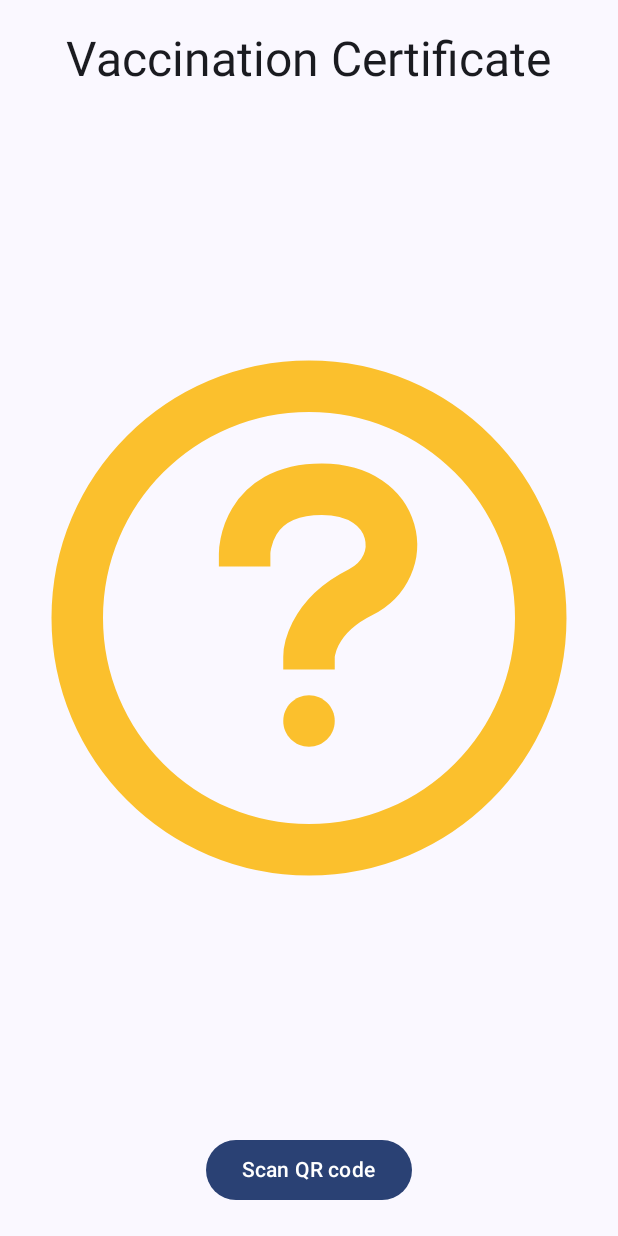
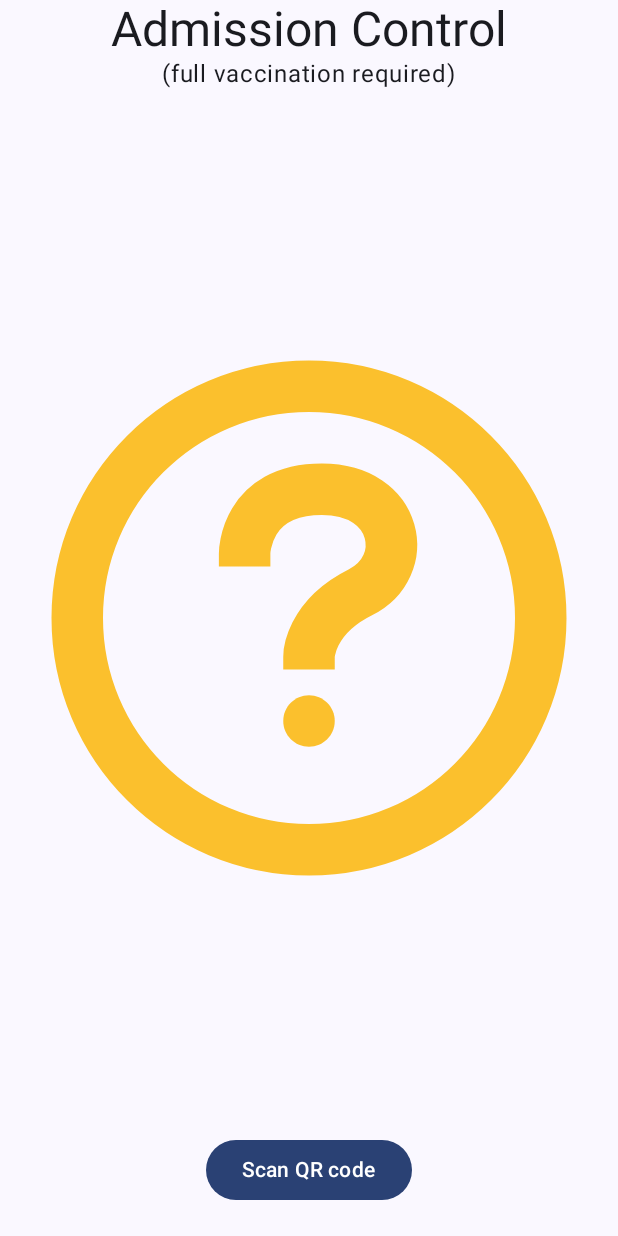
Before and after one commit to gematik/MobileVerifier, an Android app built with Jetpack Compose: the screen it shows after launch (MainActivity), after a tap on "Scan QR code", on a phone screen of 412 x 824 dp. Run offline under Robolectric (Android 15) with nearby library versions, the phone set to English and light mode, and no system bars; libraries missing offline, so code that uses them is left out: com.journeyapps.barcodescanner; 3 statements that could not run were skipped.

```diff
--- a/app/src/main/java/de/gematik/security/mobileverifier/Controller.kt
+++ b/app/src/main/java/de/gematik/security/mobileverifier/Controller.kt
@@ -11,7 +11,7 @@ import java.net.URI
 class Controller(val mainActivity: MainActivity) {
     val TAG = Controller::class.java.name
 
-    fun acceptInvitation(invitation: Invitation, updateState: (State) -> Unit) {
+    fun acceptInvitation(invitation: Invitation, updateState: (VerificationResult) -> Unit) {
         mainActivity.lifecycleScope.launch {
             invitation.service[0].serviceEndpoint?.let { serviceEndpoint ->
                 Log.d(TAG, "invitation accepted from ${serviceEndpoint.host}")
@@ -34,7 +34,7 @@ class Controller(val mainActivity: MainActivity) {
     private suspend fun handleIncomingMessage(
         protocolInstance: PresentationExchangeVerifierProtocol,
         message: LdObject,
-        updateState: (State) -> Unit
+        updateState: (VerificationResult) -> Unit
     ): Boolean {
         val type = message.type ?: return true //ignore
         return when {
@@ -104,47 +104,80 @@ class Controller(val mainActivity: MainActivity) {
     private suspend fun handlePresentationSubmit(
         protocolInstance: PresentationExchangeVerifierProtocol,
         presentationSubmit: PresentationSubmit,
-        updateState: (State) -> Unit
+        updateState: (VerificationResult) -> Unit
     ): Boolean {
-        val isSuccess = verifyPresentation(presentationSubmit.presentation)
-        updateState(if (isSuccess) State.APPROVED else State.DENIED)
+        val verificationResult = verifyPresentation(presentationSubmit.presentation)
+        updateState(verificationResult)
         return false
     }
 
     private fun handleClose(
         protocolInstance: PresentationExchangeVerifierProtocol,
         close: Close,
-        updateState: (State) -> Unit
+        updateState: (VerificationResult) -> Unit
     ): Boolean {
-        updateState(State.DENIED)
+        updateState(VerificationResult(message = "cancelled before receiving certificate"))
         return false
     }
 
-    private fun verifyPresentation(presentation: Presentation): Boolean {
+    private fun verifyPresentation(presentation: Presentation): VerificationResult {
+        val verificationResult = VerificationResult()
         val credential = presentation.verifiableCredential.get(0)
-        if (!(credential.type.contains("VaccinationCertificate"))) return false // is vaccination certificate?
-        if (!(credential.credentialSubject?.get("order")?.jsonPrimitive?.content == "3/3")) return false // is patient fully vaccinated?
+        if (!(credential.type.contains("VaccinationCertificate")))
+            return verificationResult.apply {
+                message = "no vaccination certificate"
+            }
+        verificationResult.isVaccinationCertificate = true
+        if (!(credential.credentialSubject?.get("order")?.jsonPrimitive?.content == "3/3"))
+            return verificationResult.apply {
+                message = "patient isn't fully vaccinated"
+            }
+        verificationResult.isFullVaccinated = true
+        if (credential.issuer.toString() != Settings.trustedIssuer.toString())
+            return verificationResult.apply {
+                message = "no trusted issuer"
+            }
+        verificationResult.isTrustedIssuer = true
+
+        if (!(credential.verify()))
+            return verificationResult.apply { message = "verification of assertion proof failed" }
+        verificationResult.isAssertionVerifiedSuccessfully = true
         val holderId = credential
             .credentialSubject
             ?.get("recipient")?.jsonObject
             ?.get("id")?.jsonPrimitive?.content
             ?.let { URI.create(it) }
-            ?: return false // holder id required
+            ?: return verificationResult.apply {
+                message = "holder id required"
+            }
         val authProofCreator = presentation
             .proof
             ?.get(0)
             ?.creator
-            ?: return false
+            ?: return verificationResult.apply {
+                message = "auth proof creator missing"
+            }
         val authProofVerificationMethod = presentation
             .proof
             ?.get(0)
             ?.verificationMethod
-            ?: return false
-        if (!(holderId == authProofCreator)) return false
-        if (!(holderId.schemeSpecificPart == authProofVerificationMethod.schemeSpecificPart)) return false
-        if (!(credential.verify())) return false // verify assertion proof
-        if (!(presentation.verify())) return false // verify authentication proof
-        return true
+            ?: return verificationResult.apply {
+                message = "auth proof verification method missing"
+            }
+        if (!(holderId == authProofCreator))
+            return verificationResult.apply {
+                message = "presentation wasn't created by holder"
+            }
+        if (!(holderId.schemeSpecificPart == authProofVerificationMethod.schemeSpecificPart))
+            return verificationResult.apply {
+                message = "invalid verification method - scheme mismatch"
+            }
+        if (!(presentation.verify()))
+            return verificationResult.apply {
+                message = "auth proof verification failed"
+            }
+        verificationResult.isAuthenticationVerifiedSuccessfully = true
+        return verificationResult
     }
 
 }
--- a/app/src/main/java/de/gematik/security/mobileverifier/MainActivity.kt
+++ b/app/src/main/java/de/gematik/security/mobileverifier/MainActivity.kt
@@ -7,6 +7,7 @@ import androidx.activity.compose.rememberLauncherForActivityResult
 import androidx.activity.compose.setContent
 import androidx.compose.foundation.Image
 import androidx.compose.foundation.layout.Box
+import androidx.compose.foundation.layout.Column
 import androidx.compose.foundation.layout.fillMaxSize
 import androidx.compose.foundation.layout.padding
 import androidx.compose.material3.Button
@@ -19,6 +20,7 @@ import androidx.compose.runtime.mutableStateOf
 import androidx.compose.runtime.remember
 import androidx.compose.ui.Alignment
 import androidx.compose.ui.Modifier
+import androidx.compose.ui.graphics.Color
 import androidx.compose.ui.res.painterResource
 import androidx.compose.ui.tooling.preview.Preview
 import androidx.compose.ui.unit.dp
@@ -29,7 +31,6 @@ import de.gematik.security.credentialExchangeLib.json
 import de.gematik.security.credentialExchangeLib.protocols.Invitation
 import de.gematik.security.mobileverifier.ui.theme.MobileVerifierTheme
 import java.net.URI
-import java.net.URL
 import java.util.*
 
 internal val TAG = MainActivity::class.java.name
@@ -57,24 +58,80 @@ class MainActivity : ComponentActivity() {
     }
 }
 
-enum class State {
-    UNKNOWN,
-    APPROVED,
-    DENIED
+data class VerificationResult(
+    var isVaccinationCertificate: Boolean = false,
+    var isFullVaccinated: Boolean = false,
+    var isTrustedIssuer: Boolean = false,
+    var isAssertionVerifiedSuccessfully: Boolean = false,
+    var isAuthenticationVerifiedSuccessfully: Boolean = false,
+    var message: String = ""
+) {
+    fun isSuccess() = isVaccinationCertificate &&
+            isFullVaccinated &&
+            isTrustedIssuer &&
+            isAssertionVerifiedSuccessfully &&
+            isAuthenticationVerifiedSuccessfully
 }
 
 @Composable
 fun QrCodeScan() {
     Box {
-        val isVaccinationValid = remember { mutableStateOf(State.UNKNOWN) }
+        val verificationResult = remember { mutableStateOf<VerificationResult?>(null) }
 
-        Text(
-            "Vaccination Certificate",
-            Modifier
-                .padding(20.dp)
-                .align(Alignment.TopCenter),
-            style = typography.headlineLarge
-        )
+        Column(
+            Modifier.align(Alignment.TopCenter),
+            horizontalAlignment = Alignment.CenterHorizontally
+        ) {
+            Text(
+                "Admission Control",
+                style = typography.headlineLarge
+            )
+            if (verificationResult.value == null) {
+                Text(
+                    "(full vaccination required)",
+                    style = typography.bodyLarge
+                )
+            } else {
+                if(verificationResult.value?.isVaccinationCertificate == true){
+                    Text(
+                        "vaccination certificate ✓",
+                        style = typography.bodyLarge
+                    )
+                }
+                if(verificationResult.value?.isFullVaccinated == true){
+                    Text(
+                        "fully vaccinated (3/3) ✓",
+                        style = typography.bodyLarge
+                    )
+                }
+                if(verificationResult.value?.isTrustedIssuer == true){
+                    Text(
+                        "trusted issuer ✓",
+                        style = typography.bodyLarge
+                    )
+                }
+                if(verificationResult.value?.isAssertionVerifiedSuccessfully == true){
+                    Text(
+                        "assertion verified ✓",
+                        style = typography.bodyLarge
+                    )
+                }
+                if(verificationResult.value?.isVaccinationCertificate == true){
+                    Text(
+                        "holder authenticated ✓",
+                        style = typography.bodyLarge
+                    )
+                }
+                verificationResult.value?.message?.let {
+                    Text(
+                        color = Color.Red,
+                        text = it,
+                        style = typography.bodyLarge
+                    )
+                }
+            }
+        }
+
         val scanLauncher = rememberLauncherForActivityResult(
             contract = ScanContract(),
             onResult = { result ->
@@ -83,7 +140,7 @@ fun QrCodeScan() {
                 if (oob.isNotEmpty()) {
                     controller.acceptInvitation(
                         invitation = json.decodeFromString<Invitation>(String(Base64.getDecoder().decode(oob))),
-                        updateState = { state -> isVaccinationValid.value = state }
+                        updateState = { verificationResult.value = it }
                     )
                 }
             }
@@ -91,10 +148,10 @@ fun QrCodeScan() {
 
         Image(
             painterResource(
-                when (isVaccinationValid.value) {
-                    State.APPROVED -> R.drawable.approved
-                    State.UNKNOWN -> R.drawable.unknown
-                    State.DENIED -> R.drawable.denied
+                when {
+                    verificationResult.value?.isSuccess() == true -> R.drawable.approved
+                    verificationResult.value?.isSuccess() == false -> R.drawable.denied
+                    else -> R.drawable.unknown
                 }
             ),
             "denied",
@@ -104,7 +161,7 @@ fun QrCodeScan() {
 
         Button(
             onClick = {
-                isVaccinationValid.value = State.UNKNOWN
+                verificationResult.value = null
                 scanLauncher.launch(
                     ScanOptions().apply {
                         setDesiredBarcodeFormats(BarcodeFormat.QR_CODE.name)
```
Also changed, not shown: app/src/main/java/de/gematik/security/mobileverifier/Settings.kt (+1 -1 lines).
